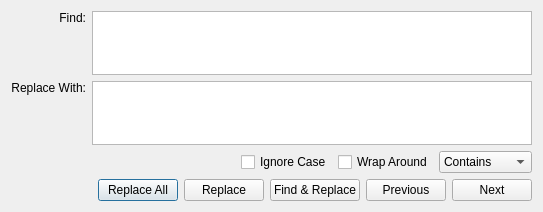
First picture: the form in finddialog.ui, repository obiwankennedy/cahootseditor, before the edit.
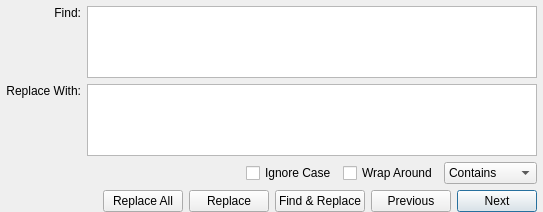
Second picture: the form after the edit.

```diff
--- a/finddialog.ui
+++ b/finddialog.ui
@@ -14,6 +14,18 @@
    <string>Find</string>
   </property>
   <layout class="QGridLayout" name="gridLayout_3">
+   <property name="leftMargin">
+    <number>6</number>
+   </property>
+   <property name="topMargin">
+    <number>6</number>
+   </property>
+   <property name="rightMargin">
+    <number>6</number>
+   </property>
+   <property name="bottomMargin">
+    <number>0</number>
+   </property>
    <item row="0" column="0">
     <layout class="QGridLayout" name="gridLayout_2">
      <item row="0" column="0">
@@ -138,6 +150,9 @@
        <property name="text">
         <string>Replace All</string>
        </property>
+       <property name="autoDefault">
+        <bool>false</bool>
+       </property>
       </widget>
      </item>
      <item>
@@ -145,6 +160,9 @@
        <property name="text">
         <string>Replace</string>
        </property>
+       <property name="autoDefault">
+        <bool>false</bool>
+       </property>
       </widget>
      </item>
      <item>
@@ -152,6 +170,9 @@
        <property name="text">
         <string>Find &amp;&amp; Replace</string>
        </property>
+       <property name="autoDefault">
+        <bool>false</bool>
+       </property>
       </widget>
      </item>
      <item>
@@ -159,6 +180,9 @@
        <property name="text">
         <string>Previous</string>
        </property>
+       <property name="autoDefault">
+        <bool>false</bool>
+       </property>
       </widget>
      </item>
      <item>
@@ -166,6 +190,9 @@
        <property name="text">
         <string>Next</string>
        </property>
+       <property name="default">
+        <bool>true</bool>
+       </property>
       </widget>
      </item>
     </layout>
```
Left out of the diff: 20 changed lines with no effect on the pictures.
